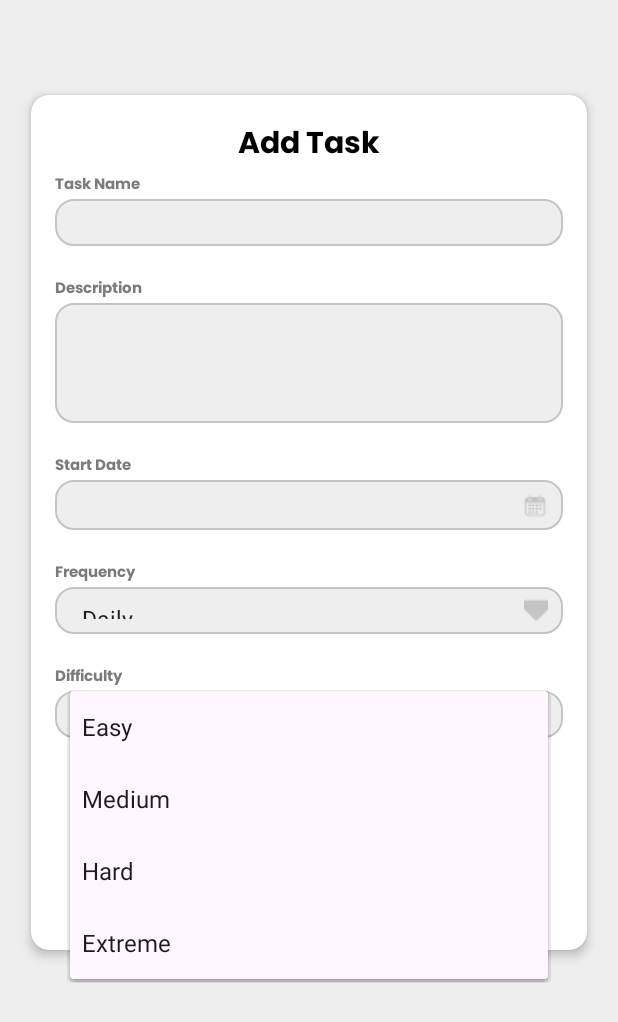
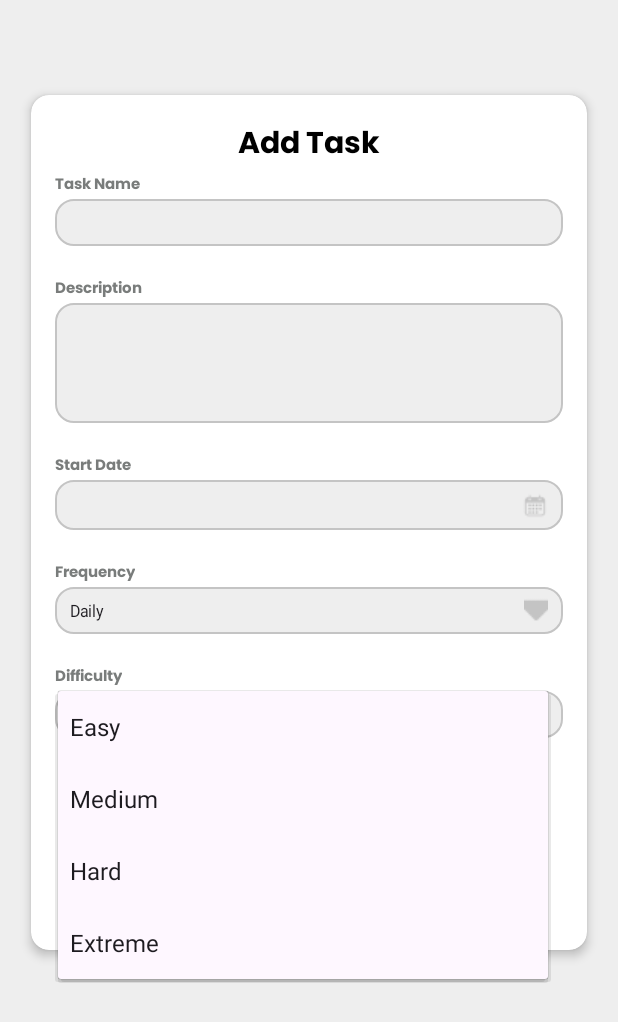
Before and after one commit to anoobis-bot/KuboQuest, an Android app: the AddTaskActivity screen opened directly, with no data from a screen before it, after a tap on "Easy", on a phone screen of 412 x 824 dp. Shown: the top 1022 px of the screen. Run offline under Robolectric (Android 15) with nearby library versions, the phone set to English and light mode, and no system bars.

Commit message:
fix: AddTaskActivity toast message and AddTaskActivity spinner text size.

```diff
--- a/app/src/main/java/com/mobdeve/harvesters/kuboquest/AddTaskActivity.java
+++ b/app/src/main/java/com/mobdeve/harvesters/kuboquest/AddTaskActivity.java
@@ -5,6 +5,7 @@ import android.app.DatePickerDialog;
 import android.content.Intent;
 import android.os.Bundle;
 import android.view.View;
+import android.view.ViewGroup;
 import android.widget.ArrayAdapter;
 import android.widget.Button;
 import android.widget.Spinner;
@@ -49,10 +50,31 @@ public class AddTaskActivity extends AppCompatActivity {
         difficultyChoices.add("Hard");
         difficultyChoices.add("Extreme");
 
-        ArrayAdapter<String> frequencyAdapter = new ArrayAdapter<>(this,
-                android.R.layout.simple_spinner_item, frequencyChoices);
-        ArrayAdapter<String> difficultyAdapter = new ArrayAdapter<>(this,
-                android.R.layout.simple_spinner_item, difficultyChoices);
+        ArrayAdapter<String> frequencyAdapter = new ArrayAdapter<String>(this,
+                android.R.layout.simple_spinner_item, frequencyChoices) {
+            @Override
+            public View getView(int position, View convertView, ViewGroup parent) {
+                // Get the default view
+                View view = super.getView(position, convertView, parent);
+
+                TextView textView = (TextView) view;
+                textView.setTextSize(11);
+                return view;
+            }
+        };
+
+        ArrayAdapter<String> difficultyAdapter = new ArrayAdapter<String>(this,
+                android.R.layout.simple_spinner_item, difficultyChoices) {
+            @Override
+            public View getView(int position, View convertView, ViewGroup parent) {
+                // Get the default view
+                View view = super.getView(position, convertView, parent);
+
+                TextView textView = (TextView) view;
+                textView.setTextSize(11);
+                return view;
+            }
+        };
 
         frequencyAdapter.setDropDownViewResource(android.R.layout.simple_spinner_dropdown_item);
         difficultyAdapter.setDropDownViewResource(android.R.layout.simple_spinner_dropdown_item);
--- a/app/src/main/java/com/mobdeve/harvesters/kuboquest/TaskList.java
+++ b/app/src/main/java/com/mobdeve/harvesters/kuboquest/TaskList.java
@@ -52,9 +52,15 @@ public class TaskList extends AppCompatActivity {
                         toast.show();
                     }
 
-                    else
+                    else if (result.getResultCode() == 3)
                     {
                         Toast toast = Toast.makeText(TaskList.this, "Deleted!", duration);
+                        toast.show();
+
+                    }
+                    else if (result.getResultCode() == Activity.RESULT_CANCELED)
+                    {
+                        Toast toast = Toast.makeText(TaskList.this, "Canceled!", duration);
                         toast.show();
                     }
                 }
--- a/app/src/main/res/drawable/rounded_spinner_task.xml
+++ b/app/src/main/res/drawable/rounded_spinner_task.xml
@@ -7,10 +7,10 @@
             <stroke android:width="1dp" android:color="#C4C4C4"/> <!-- Border color and width -->
             <corners android:radius="12sp"/> <!-- Adjust radius for rounded corners -->
             <padding
-                android:left="10dp"
+                android:left="2dp"
                 android:right="10dp"
-                android:top="10dp"
-                android:bottom="10dp"/>
+                android:top="0dp"
+                android:bottom="0dp"/>
         </shape>
     </item>
 
```
